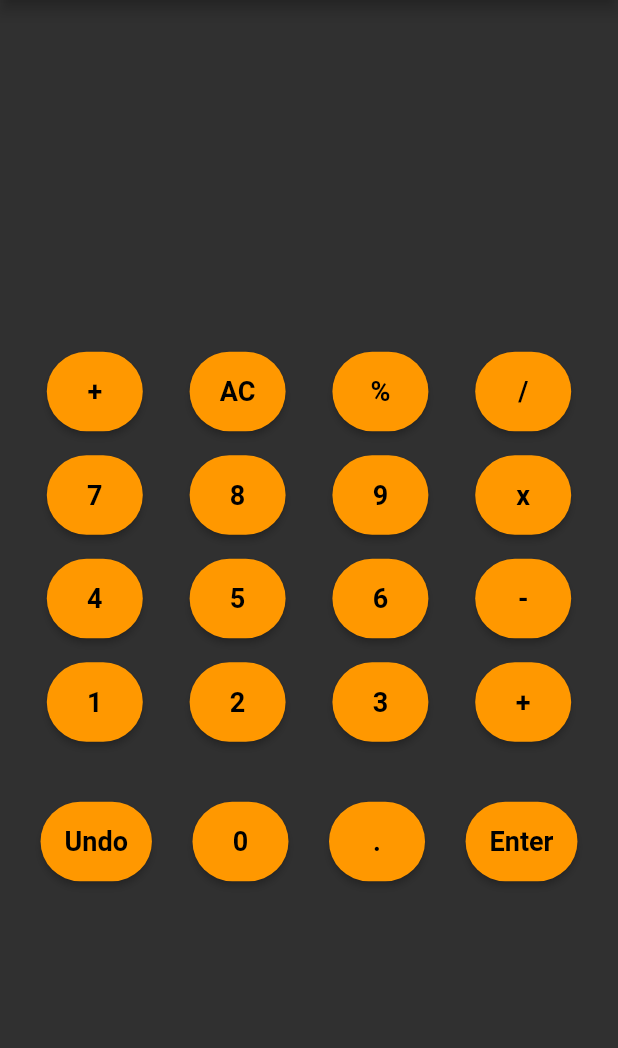
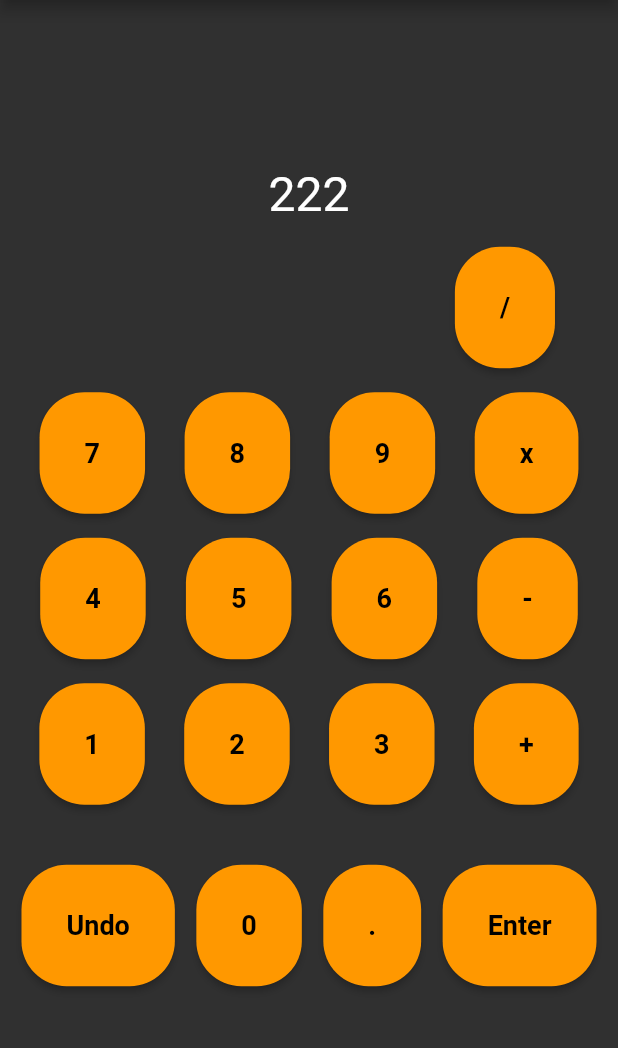
Before and after one commit to SergioMM0/rpncalculatorv3, a Flutter app: the Calculator screen opened directly, on a phone screen of 412 x 824 dp, the part 84-1132 px from its top. Run offline on Flutter 3.47's test engine with Material 2 defaults, Android fonts, the light colour scheme and no system bars.

Commit message:
Sorted out the hanging button for /

```diff
--- a/lib/calculator.dart
+++ b/lib/calculator.dart
@@ -23,7 +23,7 @@ class Calculator extends StatefulWidget {
 }
 
 class _CalculatorState extends State<Calculator> {
-  String display = '';
+  String display = '222';
 
   void buttonPressed(String buttonText) {
     setState(() {
@@ -49,16 +49,15 @@ class _CalculatorState extends State<Calculator> {
             height: 16.0,
           ),
           Row(
-            mainAxisAlignment: MainAxisAlignment.spaceEvenly,
+            mainAxisAlignment: MainAxisAlignment.end,
+            mainAxisSize: MainAxisSize.max,
             children: [
-              CustomElevatedButton.orangeGradient(
-                  child: const Text('+'), onPressed: () {}),
-              CustomElevatedButton.orangeGradient(
-                  child: const Text('AC'), onPressed: () {}),
-              CustomElevatedButton.orangeGradient(
-                  child: const Text('%'), onPressed: () {}),
-              CustomElevatedButton.orangeGradient(
-                  child: const Text('/'), onPressed: () {}),
+              Padding(
+                padding: EdgeInsets.only(right: MediaQuery.of(context).size.width * 0.102),
+                child: CustomElevatedButton.orangeGradient(
+                    child: const Text('/'), onPressed: () {}
+                ),
+              ),
             ],
           ),
           const SizedBox(
--- a/lib/custom_elevated_button.dart
+++ b/lib/custom_elevated_button.dart
@@ -33,7 +33,7 @@ class CustomElevatedButton extends ElevatedButton {
           shape: RoundedRectangleBorder(
             borderRadius: BorderRadius.circular(30.0),
           ),
-          padding: EdgeInsets.all(16.0),
+          padding: EdgeInsets.all(30.0),
         ),
       );
 }
```
Also changed, not shown: 1 other file.
